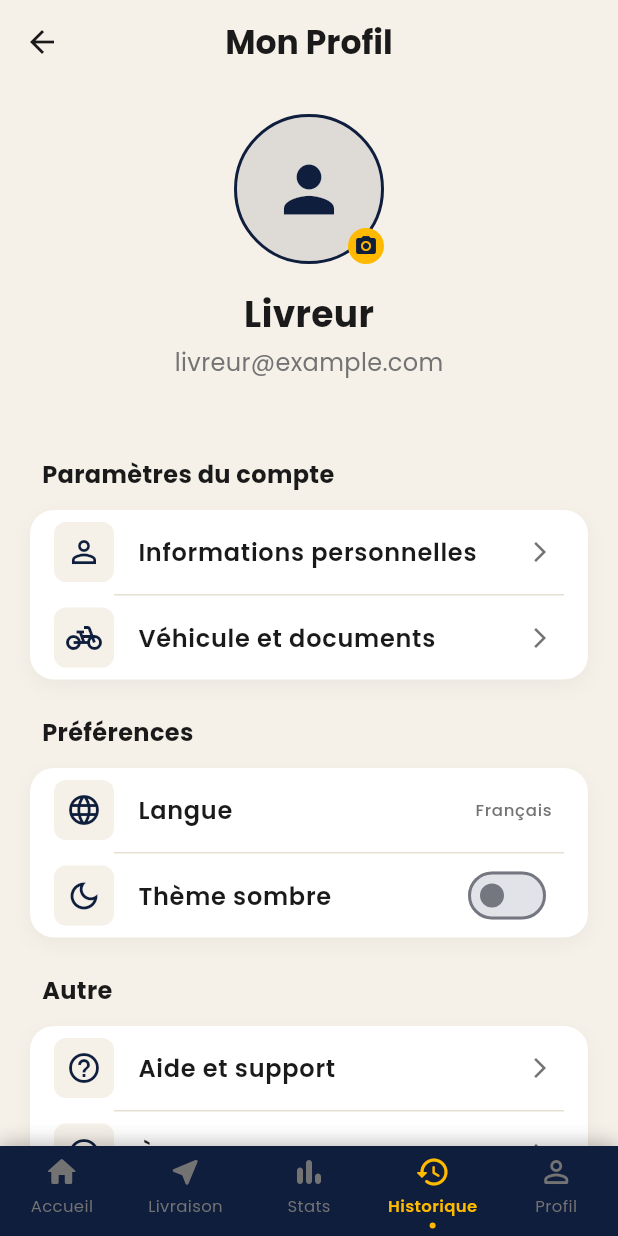
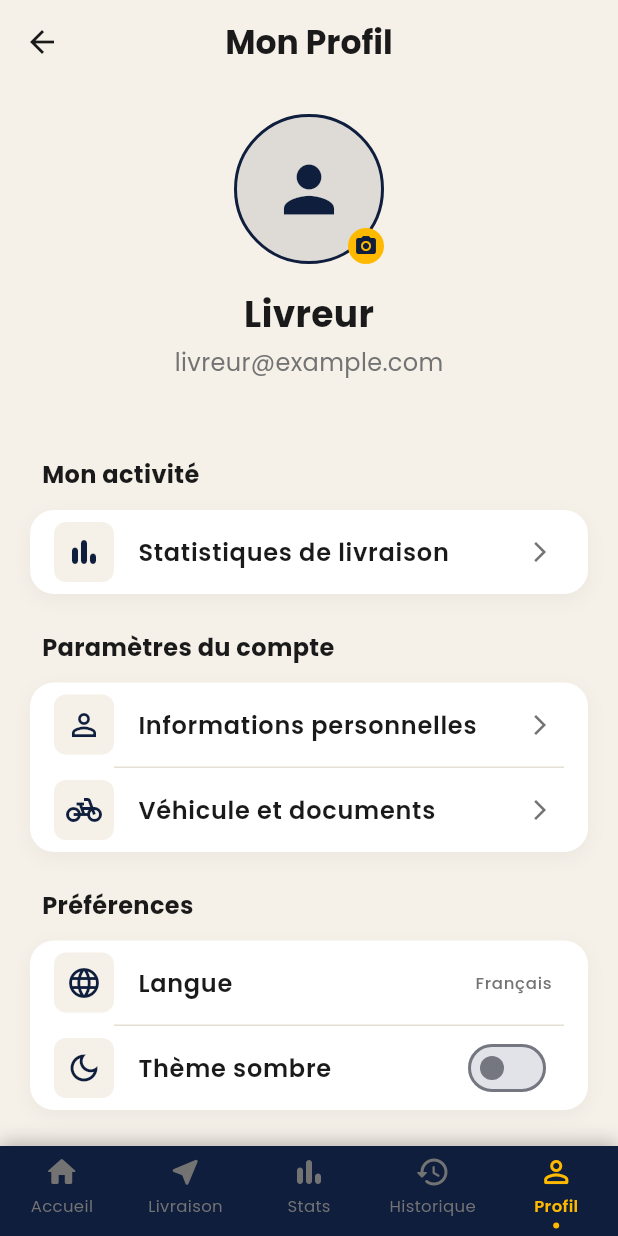
Before and after one commit to raihana10/flutter-local-delivery-app, a Flutter app: the LivreurProfileScreen screen opened directly, on a phone screen of 412 x 824 dp. Run offline on Flutter 3.47's test engine with Material 3 defaults, Android fonts, the phone set to English and light mode, and no system bars; our stand-ins replace csv, dio, file_picker, fl_chart, flutter_dotenv, flutter_map and 8 more; missing offline and left inert: excel; accounts and stored records are empty.

Commit message:
feat(profile): fix profile picture tap target and add link to activity stats

```diff
--- a/frontend/lib/presentation/screens/livreur/livreur_profile_screen.dart
+++ b/frontend/lib/presentation/screens/livreur/livreur_profile_screen.dart
@@ -9,6 +9,9 @@ import 'package:app/presentation/screens/livreur/dashboard_screen.dart';
 import 'package:app/presentation/screens/livreur/historique_screen.dart';
 import 'package:app/presentation/screens/livreur/livraison_active_screen.dart';
 import 'package:app/presentation/screens/livreur/livreur_documents_screen.dart';
+import 'package:app/presentation/screens/livreur/livreur_stats_screen.dart';
+import 'package:image_picker/image_picker.dart';
+import 'package:lucide_icons_flutter/lucide_icons.dart';
 
 class LivreurProfileScreen extends StatelessWidget {
   const LivreurProfileScreen({super.key});
@@ -39,6 +42,20 @@ class LivreurProfileScreen extends StatelessWidget {
                   const SizedBox(height: 32),
 
                   // Profile Sections
+                  _buildSection(
+                    title: 'Mon activité',
+                    items: [
+                      _buildListTile(Icons.bar_chart_rounded, 'Statistiques de livraison',
+                          onTap: () {
+                        Navigator.push(
+                          context,
+                          MaterialPageRoute(
+                              builder: (_) => LivreurStatsScreen()),
+                        );
+                      }),
+                    ],
+                  ),
+                  const SizedBox(height: 24),
                   _buildSection(
                     title: 'Paramètres du compte',
                     items: [
@@ -122,9 +139,9 @@ class LivreurProfileScreen extends StatelessWidget {
             ),
           ),
           LivreurBottomNavBar(
-            currentIndex: 3,
+            currentIndex: 4,
             onTap: (i) {
-              if (i == 3) return;
+              if (i == 4) return;
               final provider = context.read<LivreurDashboardProvider>();
               if (i == 0) {
                 Navigator.pushReplacement(
@@ -137,6 +154,11 @@ class LivreurProfileScreen extends StatelessWidget {
                   MaterialPageRoute(builder: (_) => LivraisonActiveScreen(commande: provider.activeCommande)),
                 );
               } else if (i == 2) {
+                Navigator.pushReplacement(
+                  context,
+                  PageRouteBuilder(pageBuilder: (_,__,___) => LivreurStatsScreen(), transitionDuration: Duration.zero),
+                );
+              } else if (i == 3) {
                 Navigator.pushReplacement(
                   context,
                   PageRouteBuilder(pageBuilder: (_,__,___) => const HistoriqueScreen(), transitionDuration: Duration.zero),
@@ -152,7 +174,25 @@ class LivreurProfileScreen extends StatelessWidget {
   Widget _buildProfileHeader(BuildContext context, dynamic user) {
     return Column(
       children: [
-        Stack(
+        GestureDetector(
+          onTap: () async {
+            final picker = ImagePicker();
+            try {
+              final pickedFile = await picker.pickImage(source: ImageSource.gallery);
+              if (pickedFile != null) {
+                final authProvider = context.read<AuthProvider>();
+                final success = await authProvider.updateProfilePicture(pickedFile);
+                if (context.mounted) {
+                  ScaffoldMessenger.of(context).showSnackBar(
+                    SnackBar(content: Text(success ? 'Photo de profil mise à jour' : 'Erreur lors de la mise à jour de la photo')),
+                  );
+                }
+              }
+            } catch (e) {
+               debugPrint('Error picking image: $e');
+            }
+          },
+          child: Stack(
             alignment: Alignment.bottomRight,
             children: [
               Container(
@@ -162,16 +202,18 @@ class LivreurProfileScreen extends StatelessWidget {
                   color: AppColors.primary.withOpacity(0.1),
                   shape: BoxShape.circle,
                   border: Border.all(color: AppColors.primary, width: 2),
+                  image: user?.pdp != null ? DecorationImage(
+                    image: NetworkImage(user!.pdp!),
+                    fit: BoxFit.cover,
+                  ) : null,
                 ),
-              child: const Icon(
+                child: user?.pdp == null ? const Icon(
                   Icons.person,
                   size: 50,
                   color: AppColors.primary,
+                ) : null,
               ),
-            ),
-            GestureDetector(
-              onTap: () {},
-              child: Container(
+              Container(
                 padding: const EdgeInsets.all(4),
                 decoration: const BoxDecoration(
                   color: AppColors.accent,
@@ -180,8 +222,8 @@ class LivreurProfileScreen extends StatelessWidget {
                 child: const Icon(Icons.camera_alt,
                     size: 16, color: AppColors.primary),
               ),
+            ],
           ),
-          ],
         ),
         const SizedBox(height: 16),
         Text(
```
Lines whose indentation alone changed are shown as unchanged.
